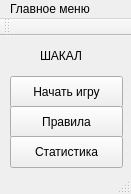
Old version of the form mainwindow.ui in the repository Vaness23/Jackal.
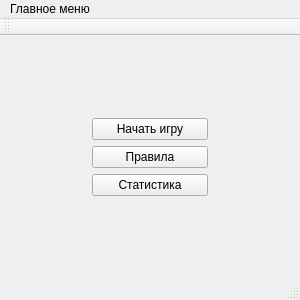
New version of the form.

```diff
--- a/mainwindow.ui
+++ b/mainwindow.ui
@@ -6,73 +6,100 @@
    <rect>
     <x>0</x>
     <y>0</y>
-    <width>131</width>
-    <height>194</height>
+    <width>300</width>
+    <height>300</height>
    </rect>
   </property>
   <property name="windowTitle">
    <string>MainWindow</string>
   </property>
   <widget class="QWidget" name="centralWidget">
-   <widget class="QLabel" name="label">
-    <property name="geometry">
-     <rect>
-      <x>40</x>
-      <y>10</y>
-      <width>51</width>
+   <layout class="QGridLayout" name="gridLayout">
+    <item row="0" column="1">
+     <spacer name="verticalSpacer_2">
+      <property name="orientation">
+       <enum>Qt::Vertical</enum>
+      </property>
+      <property name="sizeHint" stdset="0">
+       <size>
+        <width>116</width>
+        <height>47</height>
+       </size>
+      </property>
+     </spacer>
+    </item>
+    <item row="1" column="0">
+     <spacer name="horizontalSpacer_2">
+      <property name="orientation">
+       <enum>Qt::Horizontal</enum>
+      </property>
+      <property name="sizeHint" stdset="0">
+       <size>
+        <width>66</width>
       <height>20</height>
-     </rect>
-    </property>
-    <property name="text">
-     <string>ШАКАЛ</string>
-    </property>
-   </widget>
+       </size>
+      </property>
+     </spacer>
+    </item>
+    <item row="1" column="1">
+     <layout class="QVBoxLayout" name="verticalLayout">
+      <item>
    <widget class="QPushButton" name="pushButton">
-    <property name="geometry">
-     <rect>
-      <x>10</x>
-      <y>40</y>
-      <width>113</width>
-      <height>32</height>
-     </rect>
-    </property>
     <property name="text">
      <string>Начать игру</string>
     </property>
    </widget>
+      </item>
+      <item>
    <widget class="QPushButton" name="pushButton_2">
-    <property name="geometry">
-     <rect>
-      <x>10</x>
-      <y>70</y>
-      <width>113</width>
-      <height>32</height>
-     </rect>
-    </property>
     <property name="text">
      <string>Правила</string>
     </property>
    </widget>
+      </item>
+      <item>
    <widget class="QPushButton" name="pushButton_3">
-    <property name="geometry">
-     <rect>
-      <x>10</x>
-      <y>100</y>
-      <width>113</width>
-      <height>32</height>
-     </rect>
-    </property>
     <property name="text">
      <string>Статистика</string>
     </property>
    </widget>
+      </item>
+     </layout>
+    </item>
+    <item row="1" column="2">
+     <spacer name="horizontalSpacer">
+      <property name="orientation">
+       <enum>Qt::Horizontal</enum>
+      </property>
+      <property name="sizeHint" stdset="0">
+       <size>
+        <width>65</width>
+        <height>20</height>
+       </size>
+      </property>
+     </spacer>
+    </item>
+    <item row="2" column="1">
+     <spacer name="verticalSpacer">
+      <property name="orientation">
+       <enum>Qt::Vertical</enum>
+      </property>
+      <property name="sizeHint" stdset="0">
+       <size>
+        <width>20</width>
+        <height>47</height>
+       </size>
+      </property>
+     </spacer>
+    </item>
+   </layout>
   </widget>
   <widget class="QMenuBar" name="menuBar">
    <property name="geometry">
     <rect>
      <x>0</x>
      <y>0</y>
-     <width>131</width>
+     <width>300</width>
      <height>22</height>
     </rect>
    </property>
```
Left out of the diff: 2 changed lines with no effect on the pictures. Lines whose indentation alone changed are shown as unchanged.
